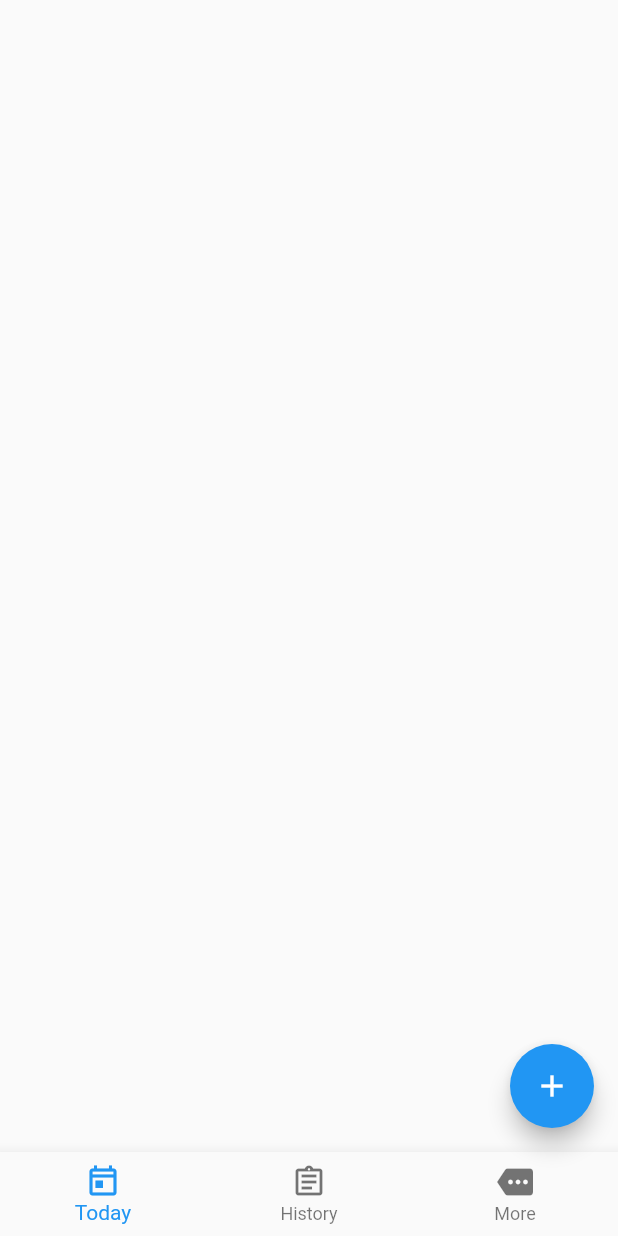
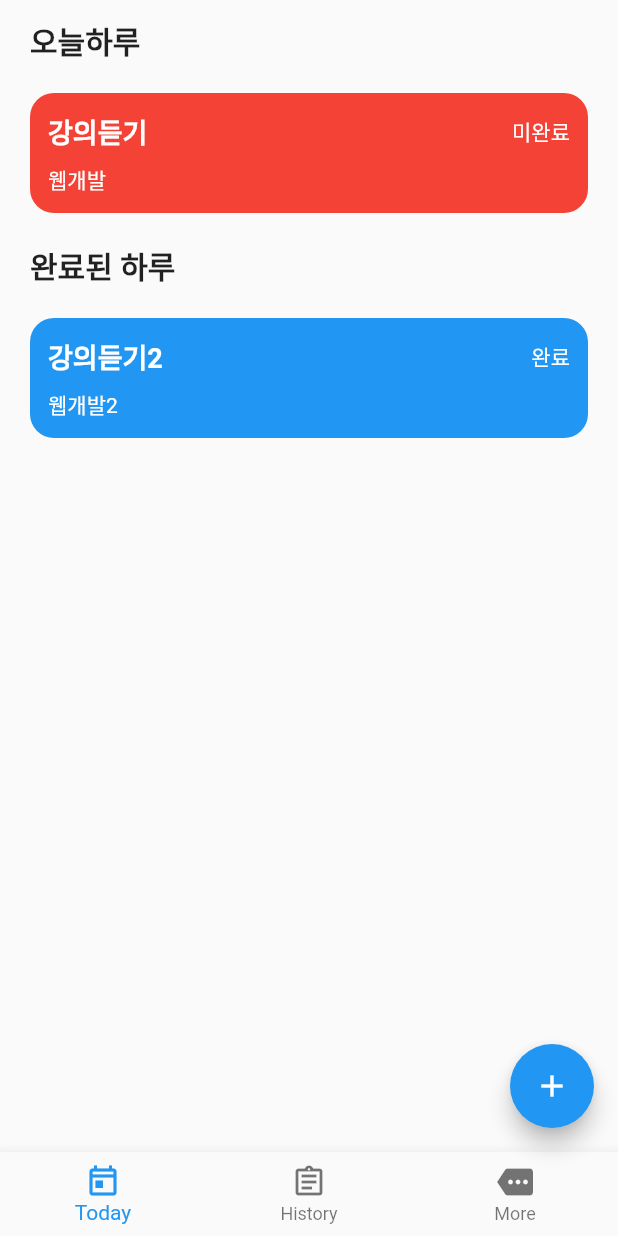
Before and after one commit to kish191919/Flutter_Projects, a Flutter app: the screen it shows after launch, on a phone screen of 412 x 824 dp. Run offline on Flutter 3.47's test engine with Material 2 defaults, Android fonts, the phone set to English and light mode, and no system bars; our stand-ins replace sqflite; accounts and stored records are empty.

Commit message:
todo4 2-3

```diff
--- /dev/null
+++ b/todo4/lib/data/Todo.dart
@@ -0,0 +1,10 @@
+class Todo{
+  String title;
+  String memo;
+  String category;
+  int color;
+  int done;
+  int date;
+
+  Todo({this.title, this.memo, this.category, this.color, this.done, this.date});
+}
--- a/todo4/lib/main.dart
+++ b/todo4/lib/main.dart
@@ -1,4 +1,8 @@
 import 'package:flutter/material.dart';
+import 'package:todo4/Write.dart';
+
+import 'data/Todo.dart';
+import 'data/Utils.dart';
 
 void main() {
   runApp(MyApp());
@@ -33,6 +37,32 @@ class MyHomePage extends StatefulWidget {
 
 class _MyHomePageState extends State<MyHomePage> {
 
+  List<Todo> todos = [
+    Todo(
+      title: "강의듣기",
+      memo: "웹개발",
+      color: Colors.red.value,
+      done: 0,
+      category: "Study",
+      date: 20230301
+    ),
+    Todo(
+        title: "강의듣기2",
+        memo: "웹개발2",
+        color: Colors.blue.value,
+        done: 1,
+        category: "Study",
+        date: 20230301
+    ),
+  ];
+
+  @override
+  void initState() {
+    // TODO: implement initState
+    super.initState();
+  }
+
+
   @override
   Widget build(BuildContext context) {
     return Scaffold(
@@ -41,13 +71,113 @@ class _MyHomePageState extends State<MyHomePage> {
         preferredSize: Size.fromHeight(0),),
       floatingActionButton: FloatingActionButton(
         child: Icon(Icons.add, color: Colors.white,),
-        onPressed: (){
+        onPressed: ()async{
           //화면이동
+          Todo todo = await Navigator.of(context).push(MaterialPageRoute(builder: (ctx)=> TodoWritePage(todo: Todo(
+            title: "",
+            color: 0,
+            memo: "",
+            done: 0,
+            category: "",
+            date: Utils.getFormatTime(DateTime.now())
+          ),)));
+
+          setState(() {
+            todos.add(todo);
+          });
+
         },
       ),
-      body: Column(
-        children: [],
-      ),
+      body: ListView.builder(itemBuilder: (ctx, idx) {
+        if (idx==0){
+          return Container(
+            child: Text("오늘하루", style: TextStyle(fontSize: 20, fontWeight: FontWeight.bold),),
+          margin: EdgeInsets.symmetric(vertical: 12, horizontal: 20),);
+        } else if (idx==1){
+
+          List<Todo> undone = todos.where((t){
+            return t.done == 0;
+          }).toList();
+
+          return Container(
+            child: Column(
+              children: List.generate(undone.length, (_idx){
+                // return Text("$_idx");
+                Todo t = undone[_idx];
+                return Container(
+                  decoration: BoxDecoration(
+                    color: Color(t.color),
+                    borderRadius: BorderRadius.circular(16)
+                  ),
+                  padding: EdgeInsets.symmetric(vertical: 12, horizontal: 12),
+                  margin: EdgeInsets.symmetric(vertical: 8, horizontal: 20),
+                  child: Column(
+                    crossAxisAlignment: CrossAxisAlignment.start,
+                    children: [
+                      Row(
+                        mainAxisAlignment: MainAxisAlignment.spaceBetween,
+                        children: [
+                          Text(t.title, style: TextStyle(fontSize: 18, color: Colors.white, fontWeight: FontWeight.bold),),
+                          Text(t.done == 0 ? "미완료": "완료", style: TextStyle(color: Colors.white),)
+                        ],
+                      ),
+                      Container(height: 8,),
+                      Text(t.memo, style: TextStyle(color: Colors.white),)
+                    ],
+                  ),
+                );
+
+              }),
+            ),
+          );
+        } else if (idx==2){
+          return Container(
+            child: Text("완료된 하루", style: TextStyle(fontSize: 20, fontWeight: FontWeight.bold),),
+            margin: EdgeInsets.symmetric(vertical: 12, horizontal: 20),);
+        } else if (idx==3){
+          List<Todo> done = todos.where((t){
+            return t.done == 1;
+          }).toList();
+
+          return Container(
+            child: Column(
+              children: List.generate(done.length, (_idx){
+                // return Text("$_idx");
+                Todo t = done[_idx];
+                return Container(
+                  decoration: BoxDecoration(
+                      color: Color(t.color),
+                      borderRadius: BorderRadius.circular(16)
+                  ),
+                  padding: EdgeInsets.symmetric(vertical: 12, horizontal: 12),
+                  margin: EdgeInsets.symmetric(vertical: 8, horizontal: 20),
+                  child: Column(
+                    crossAxisAlignment: CrossAxisAlignment.start,
+                    children: [
+                      Row(
+                        mainAxisAlignment: MainAxisAlignment.spaceBetween,
+                        children: [
+                          Text(t.title, style: TextStyle(fontSize: 18, color: Colors.white, fontWeight: FontWeight.bold),),
+                          Text(t.done == 0 ? "미완료": "완료", style: TextStyle(color: Colors.white),)
+                        ],
+                      ),
+                      Container(height: 8,),
+                      Text(t.memo, style: TextStyle(color: Colors.white),)
+                    ],
+                  ),
+                );
+
+              }),
+            ),
+          );
+        }
+
+
+
+
+        return Container();
+      },
+      itemCount: 4,),
       bottomNavigationBar: BottomNavigationBar(
         items: [
           BottomNavigationBarItem(icon: Icon(Icons.today_outlined), label: "Today"),
```
Also changed, not shown: todo4/lib/Write.dart (added, +139 -0 lines), todo4/lib/data/Utils.dart (added, +19 -0 lines), todo4/lib/data/todo.dart (deleted).
